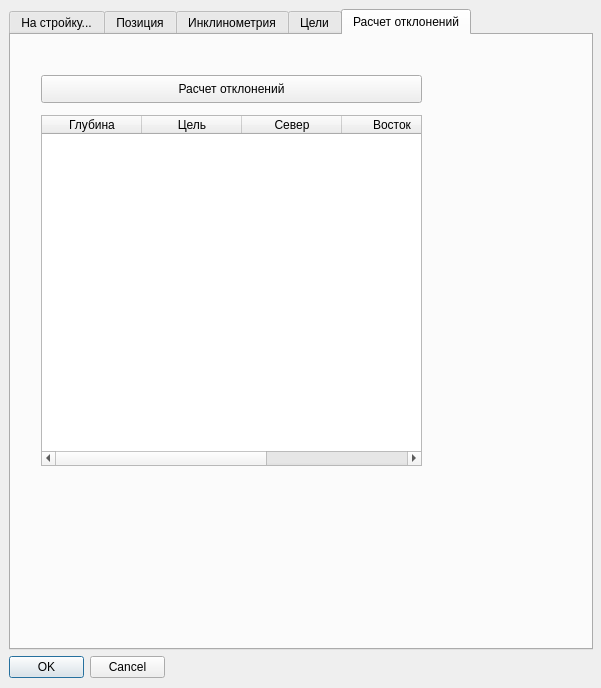
Aykuayvenchorr/inclinometr, file inclinometr_dialog_base.ui: the form before one commit.
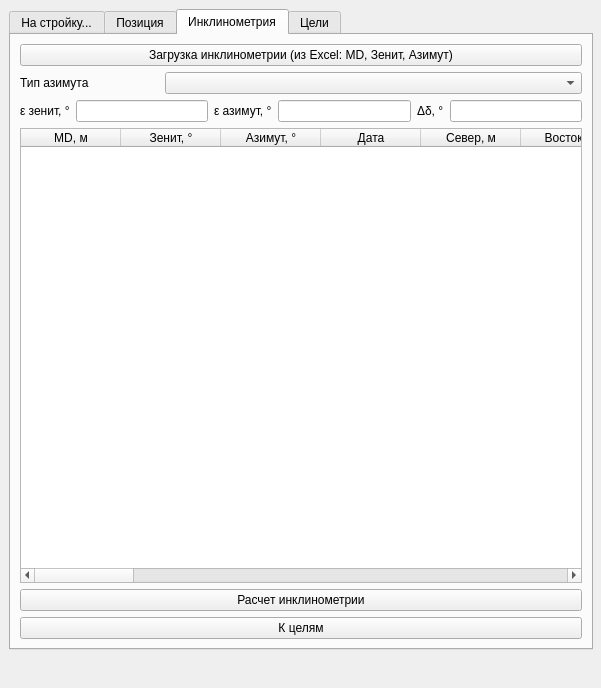
The form after the commit. The open tabs and pages were chosen to show the change. Icons and pictures are not drawn. Custom widgets are drawn as their Qt base class.

Commit message: Fix targets and deviations

```diff
--- a/inclinometr_dialog_base.ui
+++ b/inclinometr_dialog_base.ui
@@ -910,56 +910,16 @@
       </property>
      </widget>
     </widget>
-   </widget>
-   <widget class="QWidget" name="tabDevs">
-    <attribute name="title">
-     <string>Расчет отклонений</string>
-    </attribute>
-    <widget class="QTableWidget" name="tableCalculationDeviation">
-     <property name="geometry">
-      <rect>
-       <x>30</x>
-       <y>80</y>
-       <width>381</width>
-       <height>351</height>
-      </rect>
+    <widget class="QPushButton" name="btnCalculateDeviations">
+     <property name="enabled">
+      <bool>false</bool>
      </property>
-     <property name="columnCount">
-      <number>5</number>
-     </property>
-     <column>
-      <property name="text">
-       <string>Глубина</string>
-      </property>
-     </column>
-     <column>
-      <property name="text">
-       <string>Цель</string>
-      </property>
-     </column>
-     <column>
-      <property name="text">
-       <string>Север</string>
-      </property>
-     </column>
-     <column>
-      <property name="text">
-       <string>Восток</string>
-      </property>
-     </column>
-     <column>
-      <property name="text">
-       <string>TVD</string>
-      </property>
-     </column>
-    </widget>
-    <widget class="QPushButton" name="btnCalculateDeviation">
      <property name="geometry">
       <rect>
-       <x>30</x>
-       <y>40</y>
-       <width>381</width>
-       <height>28</height>
+       <x>10</x>
+       <y>580</y>
+       <width>558</width>
+       <height>23</height>
       </rect>
      </property>
      <property name="text">
@@ -968,22 +928,6 @@
     </widget>
    </widget>
   </widget>
-  <widget class="QDialogButtonBox" name="btnSelectPoint">
-   <property name="geometry">
-    <rect>
-     <x>9</x>
-     <y>656</y>
-     <width>156</width>
-     <height>23</height>
-    </rect>
-   </property>
-   <property name="orientation">
-    <enum>Qt::Horizontal</enum>
-   </property>
-   <property name="standardButtons">
-    <set>QDialogButtonBox::Cancel|QDialogButtonBox::Ok</set>
-   </property>
-  </widget>
  </widget>
  <customwidgets>
   <customwidget>
```
Left out of the diff: 54 changed lines with no effect on the pictures. The commit also changes 4 other files.
